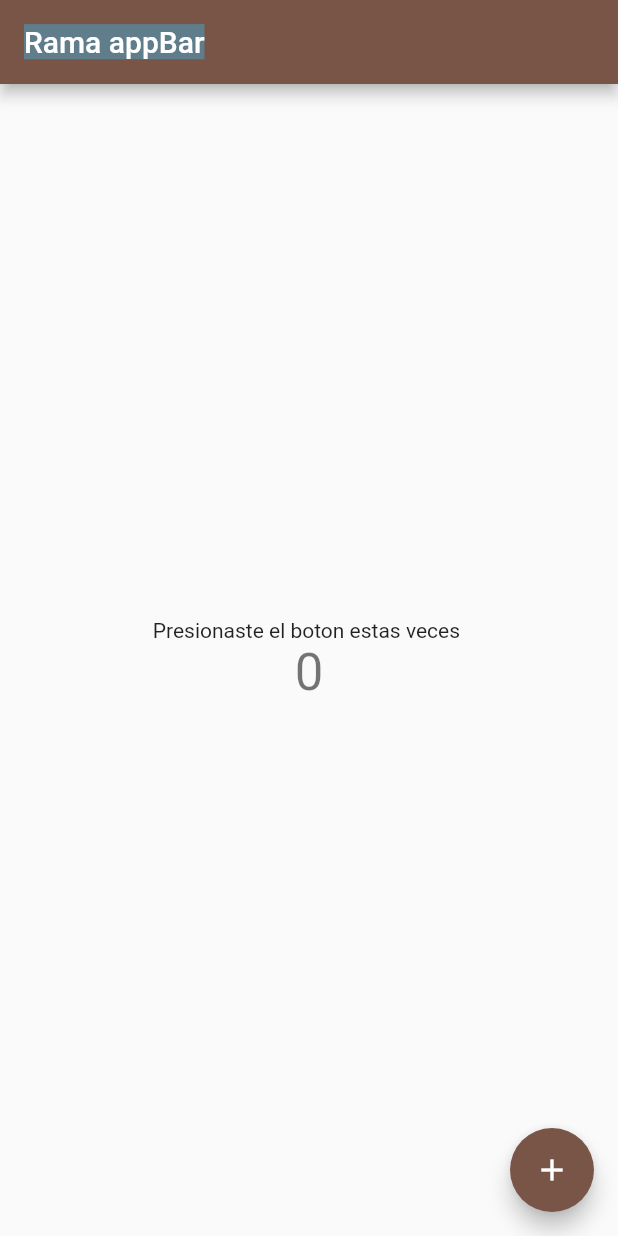
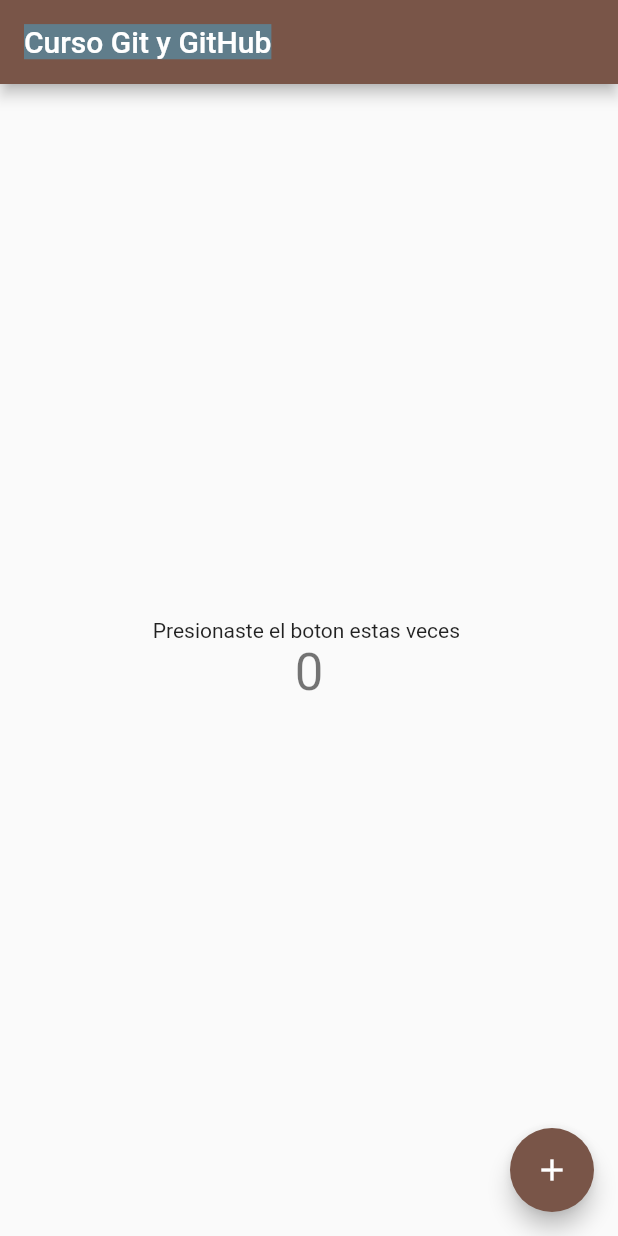
Before and after one commit to JesusArellano16/Git_GitHub, a Flutter app: the screen it shows after launch, on a phone screen of 412 x 824 dp. Run offline on Flutter 3.47's test engine with Material 2 defaults, Android fonts, the phone set to English and light mode, and no system bars.

Commit message:
Se cambió el titulo del appBar (Curso Git y GitHub)

```diff
--- a/lib/main.dart
+++ b/lib/main.dart
@@ -16,7 +16,7 @@ class MyApp extends StatelessWidget {
       theme: ThemeData(
         primarySwatch: Colors.brown,
       ),
-      home: const MyHomePage(title: 'Rama appBar'),
+      home: const MyHomePage(title: 'Curso Git y GitHub'),
     );
   }
 }
```
